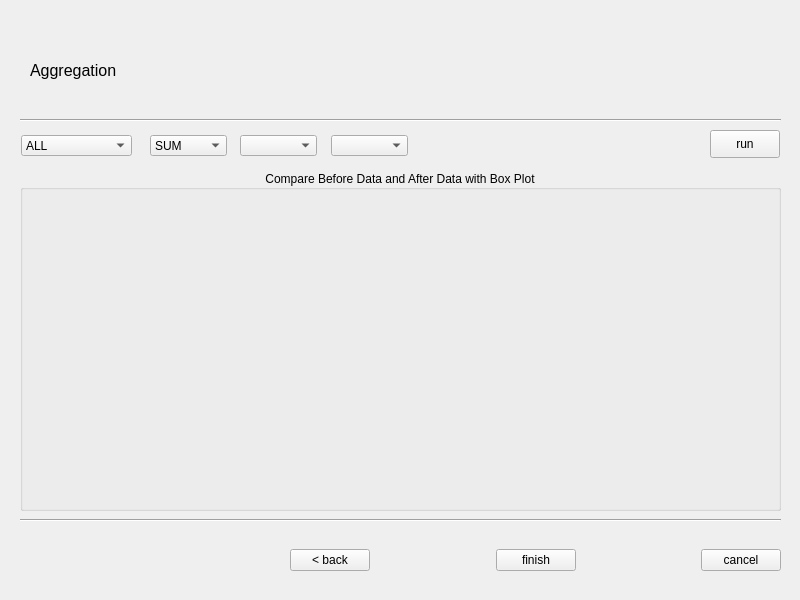
Above: UI/Aggregation.ui from zel0rd/Non-Identifying before the change. Below: the same form after it.
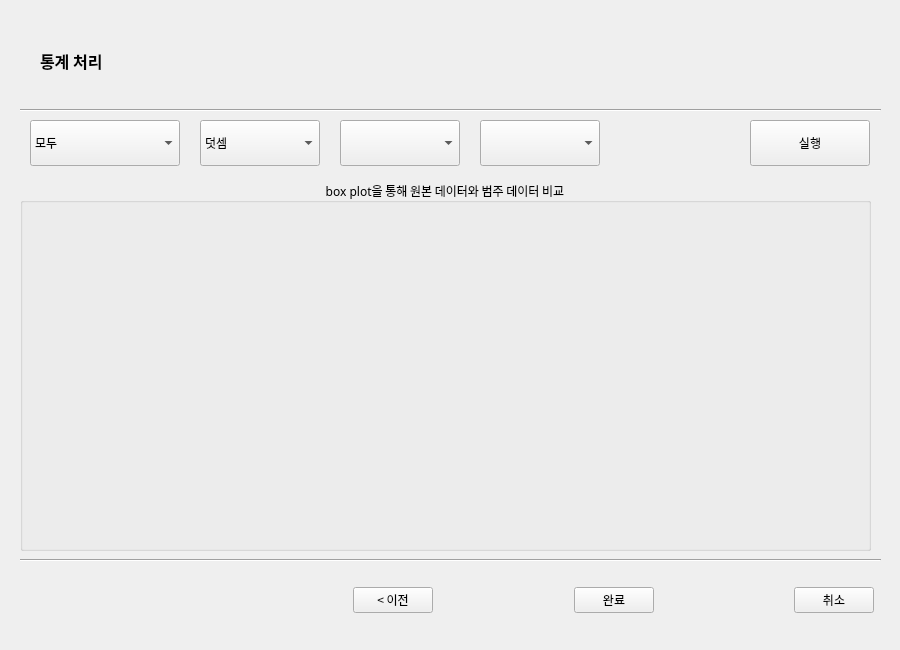
That is the form after the change.

```diff
--- a/UI/Aggregation.ui
+++ b/UI/Aggregation.ui
@@ -6,8 +6,8 @@
    <rect>
     <x>0</x>
     <y>0</y>
-    <width>800</width>
-    <height>600</height>
+    <width>900</width>
+    <height>650</height>
    </rect>
   </property>
   <property name="windowTitle">
@@ -18,32 +18,51 @@
     <property name="geometry">
      <rect>
       <x>20</x>
-      <y>170</y>
-      <width>761</width>
-      <height>341</height>
+      <y>180</y>
+      <width>851</width>
+      <height>371</height>
      </rect>
     </property>
+    <property name="font">
+     <font>
+      <family>맑은 고딕</family>
+     </font>
+    </property>
     <property name="title">
-     <string>Compare Before Data and After Data with Box Plot</string>
+     <string>box plot을 통해 원본 데이터와 범주 데이터 비교</string>
     </property>
     <property name="alignment">
      <set>Qt::AlignCenter</set>
     </property>
-    <layout class="QGridLayout" name="gridLayout">
-     <item row="0" column="0">
-      <layout class="QHBoxLayout" name="beforePlot"/>
-     </item>
-     <item row="0" column="1">
-      <layout class="QHBoxLayout" name="afterPlot"/>
-     </item>
-    </layout>
+    <widget class="QWidget" name="">
+     <property name="geometry">
+      <rect>
+       <x>10</x>
+       <y>40</y>
+       <width>401</width>
+       <height>321</height>
+      </rect>
+     </property>
+     <layout class="QHBoxLayout" name="beforePlot"/>
+    </widget>
+    <widget class="QWidget" name="">
+     <property name="geometry">
+      <rect>
+       <x>430</x>
+       <y>40</y>
+       <width>411</width>
+       <height>321</height>
+      </rect>
+     </property>
+     <layout class="QHBoxLayout" name="afterPlot"/>
+    </widget>
    </widget>
    <widget class="Line" name="line">
     <property name="geometry">
      <rect>
       <x>20</x>
-      <y>510</y>
-      <width>761</width>
+      <y>550</y>
+      <width>861</width>
       <height>20</height>
      </rect>
     </property>
@@ -54,22 +73,53 @@
    <widget class="QWidget" name="horizontalLayoutWidget_2">
     <property name="geometry">
      <rect>
-      <x>290</x>
-      <y>530</y>
-      <width>491</width>
+      <x>353</x>
+      <y>570</y>
+      <width>521</width>
       <height>61</height>
      </rect>
     </property>
+    <property name="font">
+     <font>
+      <family>맑은 고딕</family>
+      <pointsize>9</pointsize>
+     </font>
+    </property>
     <layout class="QHBoxLayout" name="horizontalLayout_2">
      <item>
       <widget class="QPushButton" name="backButton">
+       <property name="font">
+        <font>
+         <family>맑은 고딕</family>
+         <pointsize>9</pointsize>
+        </font>
+       </property>
        <property name="text">
-        <string>&lt; back</string>
+        <string>&lt; 이전</string>
        </property>
       </widget>
      </item>
+     <item>
+      <spacer name="horizontalSpacer_4">
+       <property name="orientation">
+        <enum>Qt::Horizontal</enum>
+       </property>
+       <property name="sizeHint" stdset="0">
+        <size>
+         <width>40</width>
+         <height>20</height>
+        </size>
+       </property>
+      </spacer>
+     </item>
      <item>
       <spacer name="horizontalSpacer">
+       <property name="font">
+        <font>
+         <family>맑은 고딕</family>
+         <pointsize>9</pointsize>
+        </font>
+       </property>
        <property name="orientation">
         <enum>Qt::Horizontal</enum>
        </property>
@@ -83,13 +133,38 @@
      </item>
      <item>
       <widget class="QPushButton" name="finishButton">
+       <property name="font">
+        <font>
+         <family>맑은 고딕</family>
+         <pointsize>9</pointsize>
+        </font>
+       </property>
        <property name="text">
-        <string>finish</string>
+        <string>완료</string>
        </property>
       </widget>
      </item>
      <item>
       <spacer name="horizontalSpacer_3">
+       <property name="font">
+        <font>
+         <family>맑은 고딕</family>
+         <pointsize>9</pointsize>
+        </font>
+       </property>
+       <property name="orientation">
+        <enum>Qt::Horizontal</enum>
+       </property>
+       <property name="sizeHint" stdset="0">
+        <size>
+         <width>40</width>
+         <height>20</height>
+        </size>
+       </property>
+      </spacer>
+     </item>
+     <item>
+      <spacer name="horizontalSpacer_2">
        <property name="orientation">
         <enum>Qt::Horizontal</enum>
        </property>
@@ -103,8 +178,14 @@
      </item>
      <item>
       <widget class="QPushButton" name="cancelButton">
+       <property name="font">
+        <font>
+         <family>맑은 고딕</family>
+         <pointsize>9</pointsize>
+        </font>
+       </property>
        <property name="text">
-        <string>cancel</string>
+        <string>취소</string>
        </property>
       </widget>
      </item>
@@ -114,8 +195,8 @@
     <property name="geometry">
      <rect>
       <x>20</x>
-      <y>110</y>
-      <width>761</width>
+      <y>100</y>
+      <width>861</width>
       <height>20</height>
      </rect>
     </property>
@@ -126,41 +207,49 @@
    <widget class="QLabel" name="label">
     <property name="geometry">
      <rect>
-      <x>30</x>
-      <y>40</y>
+      <x>40</x>
+      <y>30</y>
       <width>301</width>
       <height>61</height>
      </rect>
     </property>
     <property name="font">
      <font>
+      <family>맑은 고딕</family>
       <pointsize>12</pointsize>
+      <weight>75</weight>
+      <bold>true</bold>
      </font>
     </property>
     <property name="text">
-     <string>Aggregation</string>
+     <string>통계 처리</string>
     </property>
    </widget>
    <widget class="QPushButton" name="runButton">
     <property name="geometry">
      <rect>
-      <x>710</x>
-      <y>130</y>
-      <width>70</width>
-      <height>28</height>
+      <x>750</x>
+      <y>120</y>
+      <width>120</width>
+      <height>46</height>
      </rect>
     </property>
+    <property name="font">
+     <font>
+      <family>맑은 고딕</family>
+     </font>
+    </property>
     <property name="text">
-     <string>run</string>
+     <string>실행</string>
     </property>
    </widget>
    <widget class="QComboBox" name="columns">
     <property name="geometry">
      <rect>
-      <x>240</x>
-      <y>135</y>
-      <width>77</width>
-      <height>21</height>
+      <x>340</x>
+      <y>120</y>
+      <width>120</width>
+      <height>46</height>
      </rect>
     </property>
     <property name="sizePolicy">
@@ -169,29 +258,44 @@
       <verstretch>0</verstretch>
      </sizepolicy>
     </property>
+    <property name="font">
+     <font>
+      <family>맑은 고딕</family>
+     </font>
+    </property>
    </widget>
    <widget class="QComboBox" name="group">
     <property name="geometry">
      <rect>
-      <x>331</x>
-      <y>135</y>
-      <width>77</width>
-      <height>21</height>
+      <x>480</x>
+      <y>120</y>
+      <width>120</width>
+      <height>46</height>
      </rect>
     </property>
+    <property name="font">
+     <font>
+      <family>맑은 고딕</family>
+     </font>
+    </property>
    </widget>
    <widget class="QComboBox" name="AllPart">
     <property name="geometry">
      <rect>
-      <x>21</x>
-      <y>135</y>
-      <width>111</width>
-      <height>21</height>
+      <x>30</x>
+      <y>120</y>
+      <width>150</width>
+      <height>46</height>
      </rect>
     </property>
+    <property name="font">
+     <font>
+      <family>맑은 고딕</family>
+     </font>
+    </property>
     <item>
      <property name="text">
-      <string>ALL</string>
+      <string>모두</string>
      </property>
     </item>
     <item>
@@ -208,15 +312,20 @@
    <widget class="QComboBox" name="function">
     <property name="geometry">
      <rect>
-      <x>150</x>
-      <y>135</y>
-      <width>77</width>
-      <height>21</height>
+      <x>200</x>
+      <y>120</y>
+      <width>120</width>
+      <height>46</height>
      </rect>
     </property>
+    <property name="font">
+     <font>
+      <family>맑은 고딕</family>
+     </font>
+    </property>
     <item>
      <property name="text">
-      <string>SUM</string>
+      <string>덧셈</string>
      </property>
     </item>
     <item>
```
Left out of the diff: 8 changed lines with no effect on the pictures.
